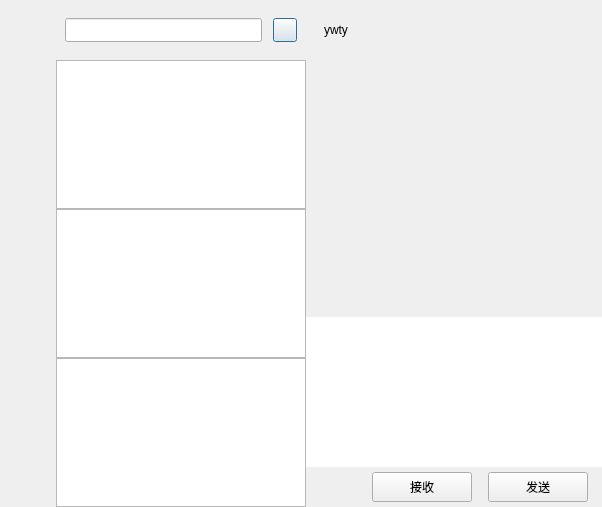
First picture: the form in Client/source/forms/chatdialog.ui, repository ggggtxgt/Chat, before the edit.
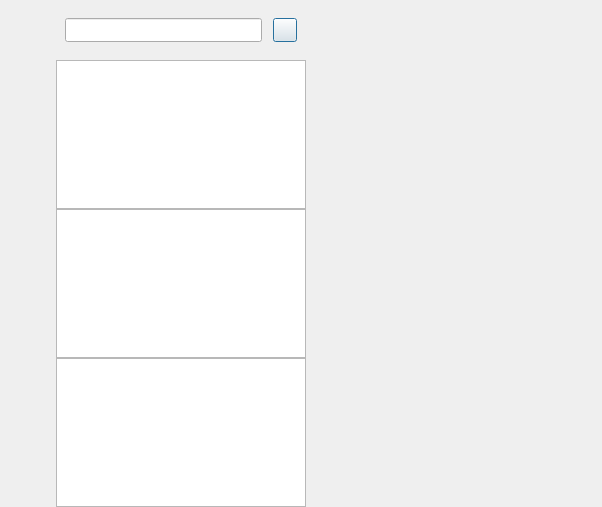
Second picture: the form after the edit. Custom widgets are drawn as their Qt base class.

Commit message: 023_02添加ChatPage UI类

The edit to the form file:
```diff
--- a/Client/source/forms/chatdialog.ui
+++ b/Client/source/forms/chatdialog.ui
@@ -285,6 +285,9 @@
         </layout>
        </widget>
       </item>
+      <item>
+       <widget class="QListWidget" name="search_list"/>
+      </item>
       <item>
        <widget class="ChatUserList" name="chat_user_list">
         <property name="minimumSize">
@@ -301,9 +304,6 @@
         </property>
        </widget>
       </item>
-      <item>
-       <widget class="QListWidget" name="search_list"/>
-      </item>
       <item>
        <widget class="QListWidget" name="con_user_list"/>
       </item>
@@ -311,316 +311,61 @@
     </widget>
    </item>
    <item>
-    <widget class="QWidget" name="chat_data_wididget" native="true">
-     <layout class="QVBoxLayout" name="verticalLayout_2">
-      <property name="spacing">
-       <number>0</number>
-      </property>
-      <property name="leftMargin">
-       <number>0</number>
-      </property>
-      <property name="topMargin">
-       <number>0</number>
-      </property>
-      <property name="rightMargin">
-       <number>0</number>
-      </property>
-      <property name="bottomMargin">
-       <number>0</number>
-      </property>
-      <item>
-       <widget class="QWidget" name="title_wid" native="true">
-        <property name="minimumSize">
-         <size>
-          <width>0</width>
-          <height>60</height>
-         </size>
-        </property>
-        <property name="maximumSize">
-         <size>
-          <width>16777215</width>
-          <height>60</height>
-         </size>
-        </property>
-        <layout class="QVBoxLayout" name="verticalLayout_3">
-         <item>
-          <widget class="QWidget" name="widget" native="true">
-           <layout class="QHBoxLayout" name="horizontalLayout_3">
-            <item>
-             <widget class="QLabel" name="title_lb">
-              <property name="text">
-               <string>ywty</string>
-              </property>
-             </widget>
-            </item>
-           </layout>
-          </widget>
-         </item>
-        </layout>
-       </widget>
-      </item>
-      <item>
-       <widget class="QWidget" name="chat_data_list" native="true"/>
-      </item>
-      <item>
-       <widget class="QWidget" name="tool_wid" native="true">
-        <property name="minimumSize">
-         <size>
-          <width>0</width>
-          <height>40</height>
-         </size>
-        </property>
-        <property name="maximumSize">
-         <size>
-          <width>16777215</width>
-          <height>40</height>
-         </size>
-        </property>
-        <layout class="QHBoxLayout" name="horizontalLayout_5">
-         <property name="leftMargin">
-          <number>2</number>
-         </property>
-         <property name="topMargin">
-          <number>2</number>
-         </property>
-         <property name="rightMargin">
-          <number>2</number>
-         </property>
-         <property name="bottomMargin">
-          <number>2</number>
-         </property>
-         <item>
-          <spacer name="horizontalSpacer_7">
-           <property name="orientation">
-            <enum>Qt::Horizontal</enum>
-           </property>
-           <property name="sizeType">
-            <enum>QSizePolicy::Fixed</enum>
-           </property>
-           <property name="sizeHint" stdset="0">
-            <size>
-             <width>5</width>
-             <height>20</height>
-            </size>
-           </property>
-          </spacer>
-         </item>
-         <item>
-          <widget class="QLabel" name="emo_lb">
-           <property name="minimumSize">
-            <size>
-             <width>25</width>
-             <height>25</height>
-            </size>
-           </property>
-           <property name="maximumSize">
-            <size>
-             <width>25</width>
-             <height>25</height>
-            </size>
-           </property>
-           <property name="text">
-            <string/>
-           </property>
-          </widget>
-         </item>
-         <item>
-          <spacer name="horizontalSpacer_6">
-           <property name="orientation">
-            <enum>Qt::Horizontal</enum>
-           </property>
-           <property name="sizeType">
-            <enum>QSizePolicy::Fixed</enum>
-           </property>
-           <property name="sizeHint" stdset="0">
-            <size>
-             <width>5</width>
-             <height>20</height>
-            </size>
-           </property>
-          </spacer>
-         </item>
-         <item>
-          <widget class="QLabel" name="file_lb">
-           <property name="minimumSize">
-            <size>
-             <width>30</width>
-             <height>30</height>
-            </size>
-           </property>
-           <property name="maximumSize">
-            <size>
-             <width>30</width>
-             <height>30</height>
-            </size>
-           </property>
-           <property name="text">
-            <string/>
-           </property>
-          </widget>
-         </item>
-         <item>
-          <spacer name="horizontalSpacer_5">
-           <property name="orientation">
-            <enum>Qt::Horizontal</enum>
-           </property>
-           <property name="sizeHint" stdset="0">
-            <size>
-             <width>40</width>
-             <height>20</height>
-            </size>
-           </property>
-          </spacer>
-         </item>
-        </layout>
-       </widget>
-      </item>
-      <item>
-       <widget class="QTextEdit" name="chatEdit">
-        <property name="minimumSize">
-         <size>
-          <width>0</width>
-          <height>150</height>
-         </size>
-        </property>
-        <property name="maximumSize">
-         <size>
-          <width>16777215</width>
-          <height>150</height>
-         </size>
-        </property>
-        <property name="frameShape">
-         <enum>QFrame::NoFrame</enum>
-        </property>
-       </widget>
-      </item>
-      <item>
-       <widget class="QWidget" name="send_wid" native="true">
-        <property name="minimumSize">
-         <size>
-          <width>0</width>
-          <height>40</height>
-         </size>
-        </property>
-        <property name="maximumSize">
-         <size>
-          <width>16777215</width>
-          <height>40</height>
-         </size>
-        </property>
-        <layout class="QHBoxLayout" name="horizontalLayout_4">
-         <property name="topMargin">
-          <number>2</number>
-         </property>
-         <property name="bottomMargin">
-          <number>2</number>
-         </property>
-         <item>
-          <spacer name="horizontalSpacer_2">
-           <property name="orientation">
-            <enum>Qt::Horizontal</enum>
-           </property>
-           <property name="sizeHint" stdset="0">
-            <size>
-             <width>36</width>
-             <height>20</height>
-            </size>
-           </property>
-          </spacer>
-         </item>
-         <item>
-          <widget class="QPushButton" name="receive_btn">
-           <property name="minimumSize">
-            <size>
-             <width>100</width>
-             <height>30</height>
-            </size>
-           </property>
-           <property name="maximumSize">
-            <size>
-             <width>100</width>
-             <height>30</height>
-            </size>
-           </property>
-           <property name="text">
-            <string>接收</string>
-           </property>
-          </widget>
-         </item>
-         <item>
-          <spacer name="horizontalSpacer_3">
-           <property name="orientation">
-            <enum>Qt::Horizontal</enum>
-           </property>
-           <property name="sizeType">
-            <enum>QSizePolicy::Fixed</enum>
-           </property>
-           <property name="sizeHint" stdset="0">
-            <size>
-             <width>10</width>
-             <height>20</height>
-            </size>
-           </property>
-          </spacer>
-         </item>
-         <item>
-          <widget class="QPushButton" name="send_btn">
-           <property name="minimumSize">
-            <size>
-             <width>100</width>
-             <height>30</height>
-            </size>
-           </property>
-           <property name="maximumSize">
-            <size>
-             <width>100</width>
-             <height>30</height>
-            </size>
-           </property>
-           <property name="text">
-            <string>发送</string>
-           </property>
-          </widget>
-         </item>
-         <item>
-          <spacer name="horizontalSpacer_4">
-           <property name="orientation">
-            <enum>Qt::Horizontal</enum>
-           </property>
-           <property name="sizeType">
-            <enum>QSizePolicy::Fixed</enum>
-           </property>
-           <property name="sizeHint" stdset="0">
-            <size>
-             <width>5</width>
-             <height>20</height>
-            </size>
-           </property>
-          </spacer>
-         </item>
-        </layout>
-       </widget>
-      </item>
-     </layout>
+    <widget class="QStackedWidget" name="stackedWidget">
+     <property name="minimumSize">
+      <size>
+       <width>50</width>
+       <height>0</height>
+      </size>
+     </property>
+     <property name="currentIndex">
+      <number>0</number>
+     </property>
+     <widget class="ChatPage" name="chat_page">
+      <layout class="QHBoxLayout" name="horizontalLayout_6">
+       <property name="spacing">
+        <number>0</number>
+       </property>
+       <property name="leftMargin">
+        <number>0</number>
+       </property>
+       <property name="topMargin">
+        <number>0</number>
+       </property>
+       <property name="rightMargin">
+        <number>0</number>
+       </property>
+       <property name="bottomMargin">
+        <number>0</number>
+       </property>
+      </layout>
+     </widget>
+     <widget class="QWidget" name="contact_page"/>
     </widget>
    </item>
   </layout>
  </widget>
  <customwidgets>
-  <customwidget>
-   <class>ClickedBtn</class>
-   <extends>QPushButton</extends>
-   <header location="global">clickedbtn.h</header>
-  </customwidget>
   <customwidget>
    <class>CustomizeEdit</class>
    <extends>QLineEdit</extends>
-   <header location="global">customizeedit.h</header>
+   <header>customizeedit.h</header>
+  </customwidget>
+  <customwidget>
+   <class>ClickedBtn</class>
+   <extends>QPushButton</extends>
+   <header>clickedbtn.h</header>
   </customwidget>
   <customwidget>
    <class>ChatUserList</class>
    <extends>QListWidget</extends>
-   <header location="global">chatuserlist.h</header>
+   <header>chatuserlist.h</header>
+  </customwidget>
+  <customwidget>
+   <class>ChatPage</class>
+   <extends>QWidget</extends>
+   <header location="global">chatpage.h</header>
+   <container>1</container>
   </customwidget>
  </customwidgets>
  <resources/>
```
The commit also changes 3 other files.
